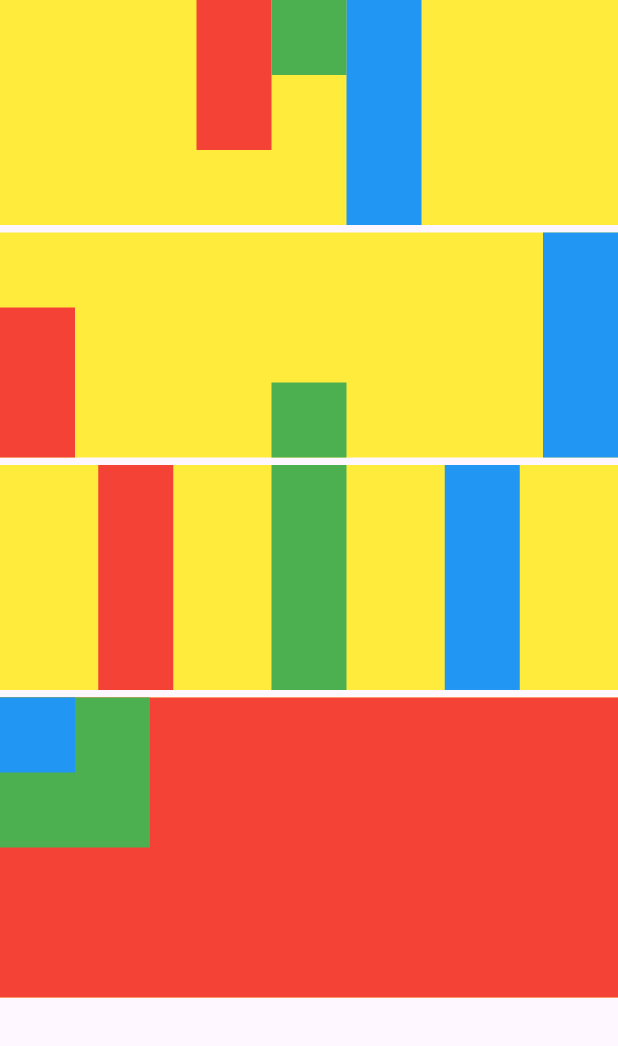
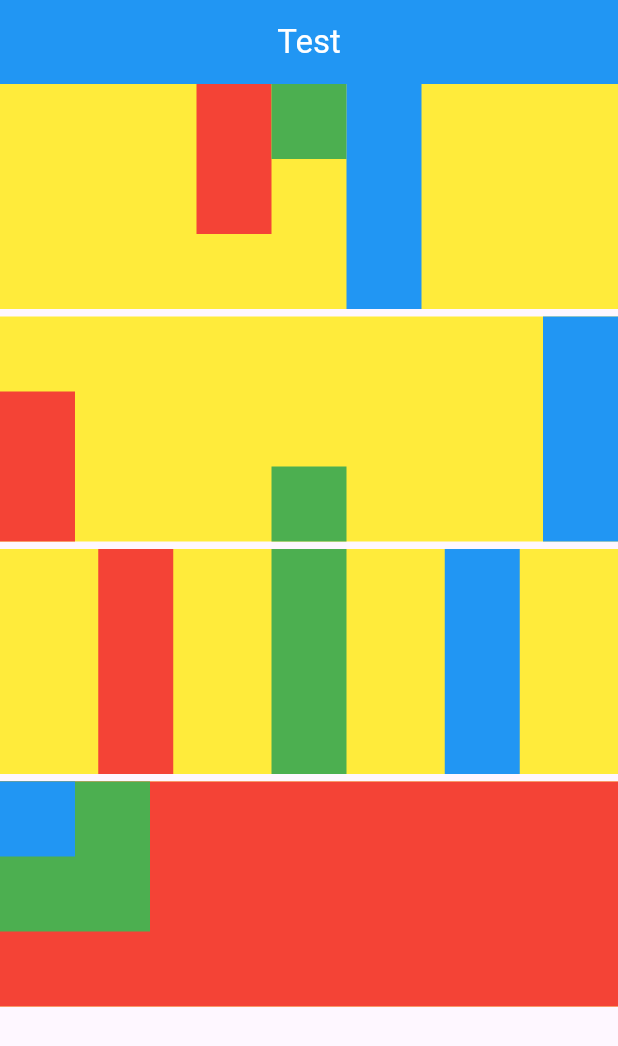
Before and after one commit to nongsang/Flutter-Study, a Flutter app: the screen it shows after launch, on a phone screen of 412 x 824 dp. Shown: the top 1046 px of the screen. Run offline on Flutter 3.47's test engine with Material 3 defaults, Android fonts, the phone set to English and light mode, and no system bars.

Commit message:
앱바 추가

```diff
--- a/row_column_stack/lib/main.dart
+++ b/row_column_stack/lib/main.dart
@@ -12,6 +12,11 @@ class MyApp extends StatelessWidget {
   Widget build(BuildContext context) {
     return MaterialApp(
       home: Scaffold(
+        appBar: AppBar(
+          title: Text("Test", style: TextStyle(color: Colors.white),),
+          backgroundColor: Colors.blue,
+          centerTitle: true,
+        ),
         body: Column(
          children: [
            Container(
@@ -60,7 +65,7 @@ class MyApp extends StatelessWidget {
            Container(
              margin: EdgeInsets.only(bottom: 5),
              color: Colors.yellow,
-             height: 200,
+             height: 150,
              child: Stack(
                children: [
                  Container(color: Colors.red,),
```
